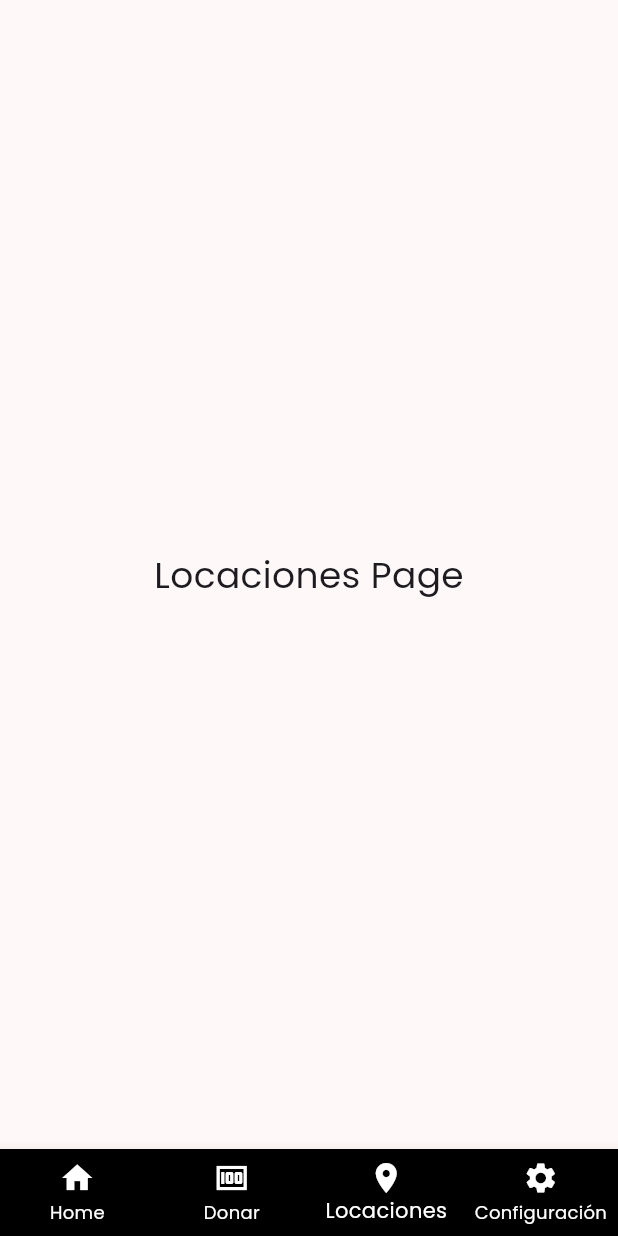
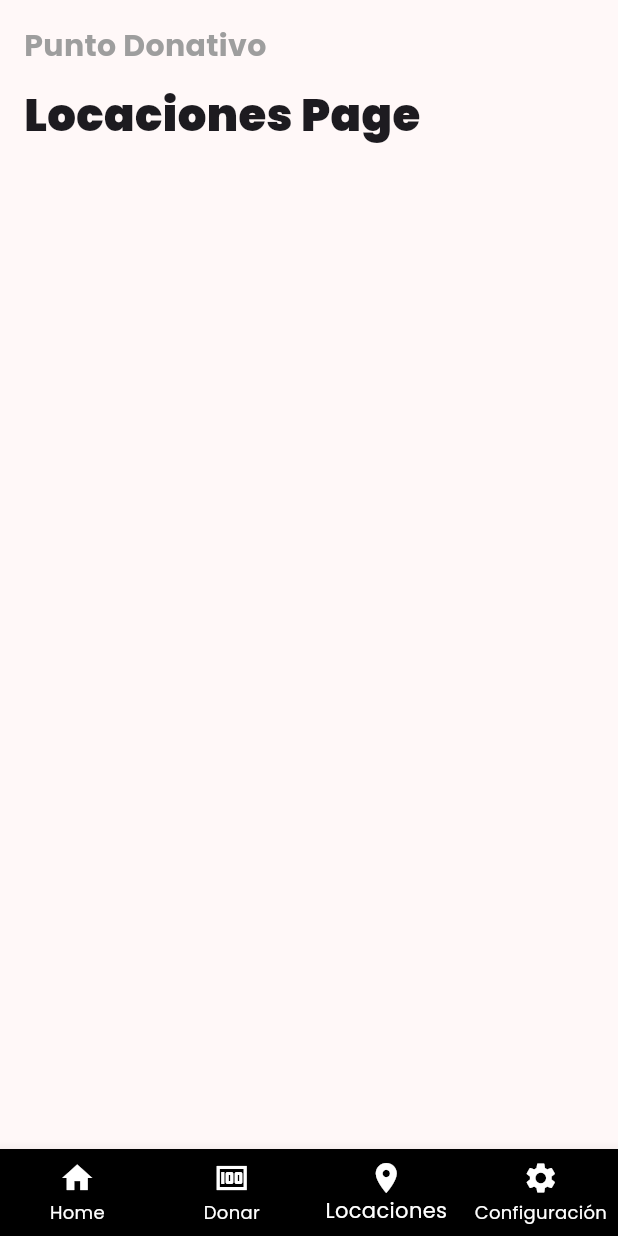
Before and after one commit to ALG06/Frontend, a Flutter app: the screen it shows after launch, item 3 of the bottom bar chosen, on a phone screen of 412 x 824 dp. Run offline on Flutter 3.47's test engine with Material 3 defaults, Android fonts, the phone set to English and light mode, and no system bars; our stand-ins replace google_fonts.

Commit message:
Add: General Punto Donativo and Title into components

```diff
--- a/lib/locations_view.dart
+++ b/lib/locations_view.dart
@@ -1,14 +1,23 @@
 import 'package:flutter/material.dart';
+import "./main.dart";
+/// TODO: Add Google Maps API support :)
+
+
 
 class LocationsView extends StatelessWidget {
   const LocationsView({super.key});
 
   @override
   Widget build(BuildContext context) {
-    return const Center(
-      child: Text(
-        'Locaciones Page',
-        style: TextStyle(fontSize: 24),
+    return const Padding(
+      padding: EdgeInsets.all(16.0),
+      child: Column( // Use Column to hold multiple widgets
+        crossAxisAlignment: CrossAxisAlignment.start,
+        children: [
+          PuntoDonativoHeader(), // Use the new widget here
+          SizedBox(height: 10), // Add some spacing
+          GeneralTitle(title: 'Locaciones Page')
+        ],
       ),
     );
   }
--- a/lib/main.dart
+++ b/lib/main.dart
@@ -1,13 +1,52 @@
 import 'package:flutter/foundation.dart';
 import 'package:flutter/material.dart';
 import 'package:google_fonts/google_fonts.dart';
+
+import 'donate_view.dart';
 import 'home_view.dart';
-import 'donate_view.dart';
 import 'locations_view.dart';
 import 'settings_view.dart';
 
 void main() {
   runApp(const MyApp());
+}
+
+class GeneralTitle extends StatefulWidget {
+  final String title; // Parameter to hold the text
+
+  const GeneralTitle({super.key, required this.title}); // Constructor
+
+  @override
+  State<GeneralTitle> createState() => _GeneralTitleState(); // Create state
+}
+
+class _GeneralTitleState extends State<GeneralTitle> {
+  @override
+  Widget build(BuildContext context) {
+    return Text(
+      widget.title, // Use the title passed to the widget
+      style: const TextStyle(
+        fontSize: 30,
+        fontWeight: FontWeight.w900,
+      ),
+    );
+  }
+}
+
+class PuntoDonativoHeader extends StatelessWidget {
+  const PuntoDonativoHeader({super.key});
+
+  @override
+  Widget build(BuildContext context) {
+    return const Text(
+      'Punto Donativo',
+      style: TextStyle(
+        fontSize: 20,
+        color: Colors.grey,
+        fontWeight: FontWeight.bold,
+      ),
+    );
+  }
 }
 
 class MyApp extends StatelessWidget {
@@ -68,8 +107,10 @@ class _HomePageState extends State<HomePage> {
         items: const [
           BottomNavigationBarItem(icon: Icon(Icons.home), label: 'Home'),
           BottomNavigationBarItem(icon: Icon(Icons.money), label: 'Donar'),
-          BottomNavigationBarItem(icon: Icon(Icons.location_on), label: 'Locaciones'),
-          BottomNavigationBarItem(icon: Icon(Icons.settings), label: 'Configuración'),
+          BottomNavigationBarItem(
+              icon: Icon(Icons.location_on), label: 'Locaciones'),
+          BottomNavigationBarItem(
+              icon: Icon(Icons.settings), label: 'Configuración'),
         ],
       ),
     );
--- a/pubspec.yaml
+++ b/pubspec.yaml
@@ -36,6 +36,7 @@ dependencies:
   # Use with the CupertinoIcons class for iOS style icons.
   cupertino_icons: ^1.0.6
   google_fonts: ^6.2.1
+  google_maps_flutter: ^2.9.0
 
 
 dev_dependencies:
```
Also changed, not shown: lib/home_view.dart (+4 -15 lines), lib/settings_view.dart (+5 -5 lines), pubspec.lock, 2 other files.
